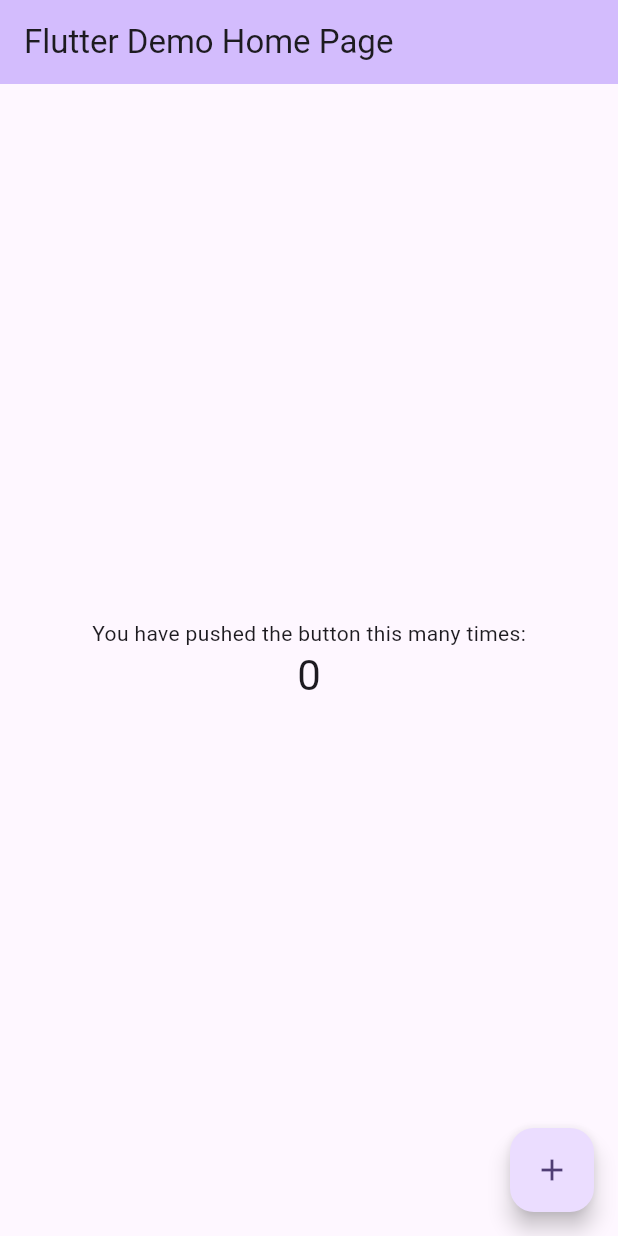
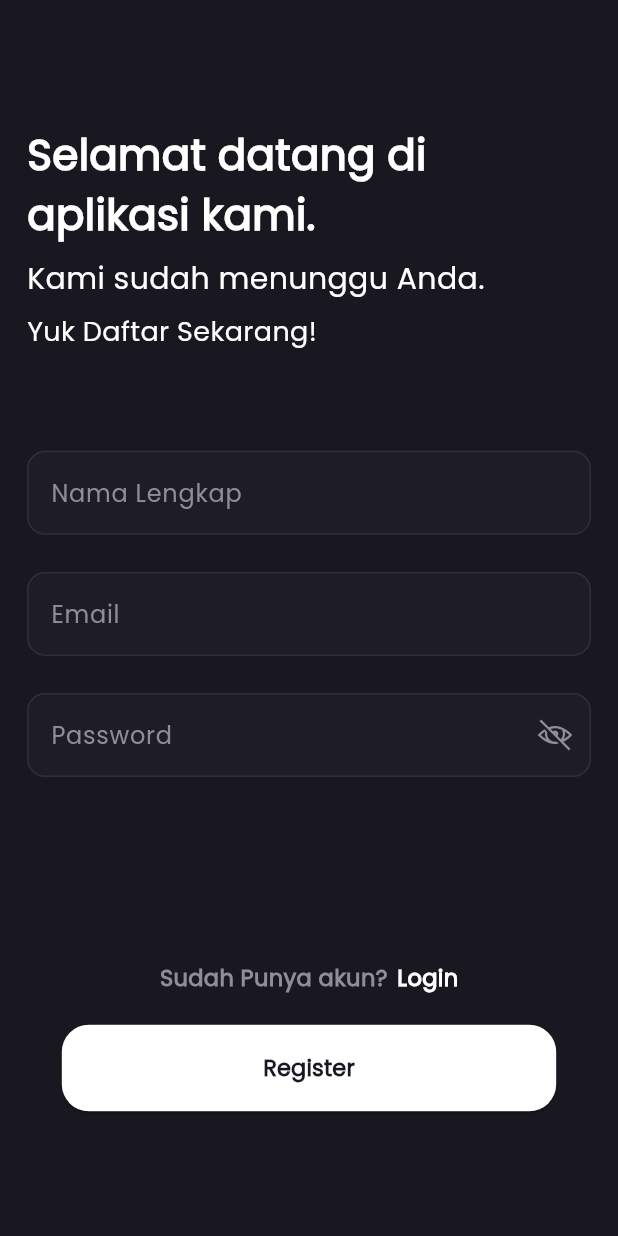
Before and after one commit to pandroe/test_pt_navios, a Flutter app: the screen it shows after launch, on a phone screen of 412 x 824 dp. Run offline on Flutter 3.47's test engine with Material 3 defaults, Android fonts, the phone set to English and light mode, and no system bars; our stand-ins replace line_icons.

Commit message:
slicing ui register

```diff
--- a/lib/main.dart
+++ b/lib/main.dart
@@ -1,4 +1,6 @@
 import 'package:flutter/material.dart';
+import 'package:test_pt_navios/utils/constant.dart';
+import 'package:test_pt_navios/views/register_screen/views/register_screen.dart';
 
 void main() {
   runApp(const MyApp());
@@ -11,115 +13,12 @@ class MyApp extends StatelessWidget {
   @override
   Widget build(BuildContext context) {
     return MaterialApp(
-      title: 'Flutter Demo',
+      debugShowCheckedModeBanner: false,
       theme: ThemeData(
-        // This is the theme of your application.
-        //
-        // TRY THIS: Try running your application with "flutter run". You'll see
-        // the application has a blue toolbar. Then, without quitting the app,
-        // try changing the seedColor in the colorScheme below to Colors.green
-        // and then invoke "hot reload" (save your changes or press the "hot
-        // reload" button in a Flutter-supported IDE, or press "r" if you used
-        // the command line to start the app).
-        //
-        // Notice that the counter didn't reset back to zero; the application
-        // state is not lost during the reload. To reset the state, use hot
-        // restart instead.
-        //
-        // This works for code too, not just values: Most code changes can be
-        // tested with just a hot reload.
-        colorScheme: ColorScheme.fromSeed(seedColor: Colors.deepPurple),
-        useMaterial3: true,
+        fontFamily: 'Poppins',
+        scaffoldBackgroundColor: Color(Constant.blackColorBase),
       ),
-      home: const MyHomePage(title: 'Flutter Demo Home Page'),
+      home: RegisterScreen(),
     );
   }
 }
-
-class MyHomePage extends StatefulWidget {
-  const MyHomePage({super.key, required this.title});
-
-  // This widget is the home page of your application. It is stateful, meaning
-  // that it has a State object (defined below) that contains fields that affect
-  // how it looks.
-
-  // This class is the configuration for the state. It holds the values (in this
-  // case the title) provided by the parent (in this case the App widget) and
-  // used by the build method of the State. Fields in a Widget subclass are
-  // always marked "final".
-
-  final String title;
-
-  @override
-  State<MyHomePage> createState() => _MyHomePageState();
-}
-
-class _MyHomePageState extends State<MyHomePage> {
-  int _counter = 0;
-
-  void _incrementCounter() {
-    setState(() {
-      // This call to setState tells the Flutter framework that something has
-      // changed in this State, which causes it to rerun the build method below
-      // so that the display can reflect the updated values. If we changed
-      // _counter without calling setState(), then the build method would not be
-      // called again, and so nothing would appear to happen.
-      _counter++;
-    });
-  }
-
-  @override
-  Widget build(BuildContext context) {
-    // This method is rerun every time setState is called, for instance as done
-    // by the _incrementCounter method above.
-    //
-    // The Flutter framework has been optimized to make rerunning build methods
-    // fast, so that you can just rebuild anything that needs updating rather
-    // than having to individually change instances of widgets.
-    return Scaffold(
-      appBar: AppBar(
-        // TRY THIS: Try changing the color here to a specific color (to
-        // Colors.amber, perhaps?) and trigger a hot reload to see the AppBar
-        // change color while the other colors stay the same.
-        backgroundColor: Theme.of(context).colorScheme.inversePrimary,
-        // Here we take the value from the MyHomePage object that was created by
-        // the App.build method, and use it to set our appbar title.
-        title: Text(widget.title),
-      ),
-      body: Center(
-        // Center is a layout widget. It takes a single child and positions it
-        // in the middle of the parent.
-        child: Column(
-          // Column is also a layout widget. It takes a list of children and
-          // arranges them vertically. By default, it sizes itself to fit its
-          // children horizontally, and tries to be as tall as its parent.
-          //
-          // Column has various properties to control how it sizes itself and
-          // how it positions its children. Here we use mainAxisAlignment to
-          // center the children vertically; the main axis here is the vertical
-          // axis because Columns are vertical (the cross axis would be
-          // horizontal).
-          //
-          // TRY THIS: Invoke "debug painting" (choose the "Toggle Debug Paint"
-          // action in the IDE, or press "p" in the console), to see the
-          // wireframe for each widget.
-          mainAxisAlignment: MainAxisAlignment.center,
-          children: <Widget>[
-            const Text(
-              'You have pushed the button this many times:',
-            ),
-            Text(
-              '$_counter',
-              style: Theme.of(context).textTheme.headlineMedium,
-            ),
-          ],
-        ),
-      ),
-      floatingActionButton: FloatingActionButton(
-        onPressed: _incrementCounter,
-        tooltip: 'Increment',
-        child: const Icon(Icons.add),
-      ), // This trailing comma makes auto-formatting nicer for build methods.
-    );
-  }
-}
--- /dev/null
+++ b/lib/utils/constant.dart
@@ -0,0 +1,24 @@
+import 'package:flutter/widgets.dart';
+
+class Constant {
+  // regular = normal, small < regular < big
+  static const double fontExtraSmall = 10.0;
+  static const double fontSmall = 12.0;
+  static const double fontSemiSmall = 14.0;
+  static const double fontRegular = 15.0;
+  static const double fontSemiRegular = 16.0;
+  static const double fontSemiBig = 18.0;
+  static const double fontBig = 20.0;
+  static const double fontExtraBig = 28.0;
+  static const double fontTitle = 24.0;
+
+  static const int blackColorBase = 0xFF191720;
+  static const int witheColorNetral = 0xFFFFFFFF;
+  static const int blackColorTextFormField = 0xFF1E1C24;
+  static const int blackColorborderSide = 0xFF302E37;
+  static const int grayColorNetralDark = 0xFF8E8E9B;
+
+  final Size size;
+
+  Constant(BuildContext context) : size = MediaQuery.of(context).size;
+}
--- /dev/null
+++ b/lib/views/register_screen/views/register_screen.dart
@@ -0,0 +1,113 @@
+import 'package:flutter/material.dart';
+import 'package:test_pt_navios/utils/constant.dart';
+import 'package:test_pt_navios/widgets/custom_form_field_text_widgets.dart';
+
+class RegisterScreen extends StatefulWidget {
+  const RegisterScreen({super.key});
+
+  @override
+  State<RegisterScreen> createState() => _RegisterScreenState();
+}
+
+class _RegisterScreenState extends State<RegisterScreen> {
+  bool isPasswordHide = true;
+  @override
+  Widget build(BuildContext context) {
+    Constant constant = Constant(context);
+    return Scaffold(
+      resizeToAvoidBottomInset: false,
+      body: Padding(
+        padding: const EdgeInsets.all(18.0),
+        child: Column(
+          crossAxisAlignment: CrossAxisAlignment.start,
+          mainAxisAlignment: MainAxisAlignment.center,
+          children: [
+            Text('Selamat datang di aplikasi kami.',
+                style: TextStyle(
+                    fontWeight: FontWeight.bold,
+                    fontSize: Constant.fontExtraBig,
+                    color: Color(Constant.witheColorNetral))),
+            // Pembatas Jarak
+            SizedBox(height: constant.size.height * 0.010),
+            Text('Kami sudah menunggu Anda.',
+                style: TextStyle(
+                    fontSize: Constant.fontBig,
+                    color: Color(Constant.witheColorNetral))),
+            // Pembatas Jarak
+            SizedBox(height: constant.size.height * 0.010),
+            Text('Yuk Daftar Sekarang!',
+                style: TextStyle(
+                    fontSize: Constant.fontSemiBig,
+                    color: Color(Constant.witheColorNetral))),
+            // Pembatas Jarak
+            SizedBox(height: constant.size.height * 0.080),
+            // Form Full Name
+            // Form Full Name
+            CustomTextFormFieldWidgets(
+              hintText: 'Nama Lengkap',
+            ),
+            // Pembatas Jarak
+            SizedBox(height: constant.size.height * 0.030),
+            // Form Email
+            CustomTextFormFieldWidgets(
+              hintText: 'Email',
+            ),
+            // Pembatas Jarak
+            SizedBox(height: constant.size.height * 0.030),
+            // Form Password
+            CustomTextFormFieldWidgets(
+              hintText: 'Password',
+              isPassword: true,
+              isPasswordHide: isPasswordHide,
+              onTap: () {
+                setState(() {
+                  isPasswordHide = !isPasswordHide;
+                });
+              },
+            ),
+// Pembatas Jarak
+            SizedBox(height: constant.size.height * 0.150),
+            Row(
+              mainAxisAlignment: MainAxisAlignment.center,
+              children: [
+                Text('Sudah Punya akun? ',
+                    style: TextStyle(
+                        fontWeight: FontWeight.bold,
+                        fontSize: Constant.fontRegular,
+                        color: Color(Constant.grayColorNetralDark))),
+                // Pembatas Jarak
+                SizedBox(width: constant.size.width * 0.005),
+                GestureDetector(
+                  onTap: () {},
+                  child: Text('Login',
+                      style: TextStyle(
+                          fontWeight: FontWeight.bold,
+                          fontSize: Constant.fontRegular,
+                          color: Color(Constant.witheColorNetral))),
+                ),
+              ],
+            ),
+            // Pembatas Jarak
+            SizedBox(height: constant.size.height * 0.025),
+            Center(
+              child: ElevatedButton(
+                onPressed: () {},
+                style: ElevatedButton.styleFrom(
+                    fixedSize: Size(constant.size.width * 0.800,
+                        constant.size.height * 0.070),
+                    shape: RoundedRectangleBorder(
+                        borderRadius: BorderRadius.circular(18.0)),
+                    backgroundColor: Color(Constant.witheColorNetral)),
+                child: Text('Register',
+                    style: TextStyle(
+                        fontWeight: FontWeight.bold,
+                        fontSize: Constant.fontRegular,
+                        color: Color(Constant.blackColorBase))),
+              ),
+            )
+          ],
+        ),
+      ),
+    );
+  }
+}
--- /dev/null
+++ b/lib/widgets/custom_form_field_text_widgets.dart
@@ -0,0 +1,53 @@
+import 'package:flutter/material.dart';
+import 'package:line_icons/line_icons.dart';
+
+import '../utils/constant.dart';
+
+class CustomTextFormFieldWidgets extends StatelessWidget {
+  final String hintText;
+  final bool isPassword;
+  final bool isPasswordHide;
+  final VoidCallback? onTap;
+  final TextEditingController? controller;
+
+  const CustomTextFormFieldWidgets({
+    required this.hintText,
+    this.isPassword = false,
+    this.isPasswordHide = true,
+    this.onTap,
+    this.controller,
+  });
+
+  @override
+  Widget build(BuildContext context) {
+    return TextFormField(
+      controller: controller,
+      obscureText: isPassword && isPasswordHide,
+      decoration: InputDecoration(
+        //Fungsi Sembunyikan atau Menampilkan Password
+        suffixIcon: isPassword
+            ? GestureDetector(
+                child: Icon(
+                  isPasswordHide ? LineIcons.eyeSlash : LineIcons.eye,
+                  color: Color(Constant.grayColorNetralDark),
+                ),
+                onTap: onTap,
+              )
+            : null,
+        hintText: hintText,
+        hintStyle: TextStyle(color: Color(Constant.grayColorNetralDark)),
+        fillColor: Color(Constant.blackColorTextFormField),
+        filled: true,
+        enabledBorder: OutlineInputBorder(
+          borderRadius: BorderRadius.circular(12.0),
+          borderSide: BorderSide(color: Color(Constant.blackColorborderSide)),
+        ),
+        focusedBorder: OutlineInputBorder(
+          borderRadius: BorderRadius.circular(12.0),
+          borderSide: BorderSide(color: Color(Constant.blackColorborderSide)),
+        ),
+      ),
+      style: TextStyle(color: Color(Constant.witheColorNetral)),
+    );
+  }
+}
```
Also changed, not shown: pubspec.yaml (+8 -17 lines), assets/fonts/Poppins-Regular.ttf (added), pubspec.lock.
